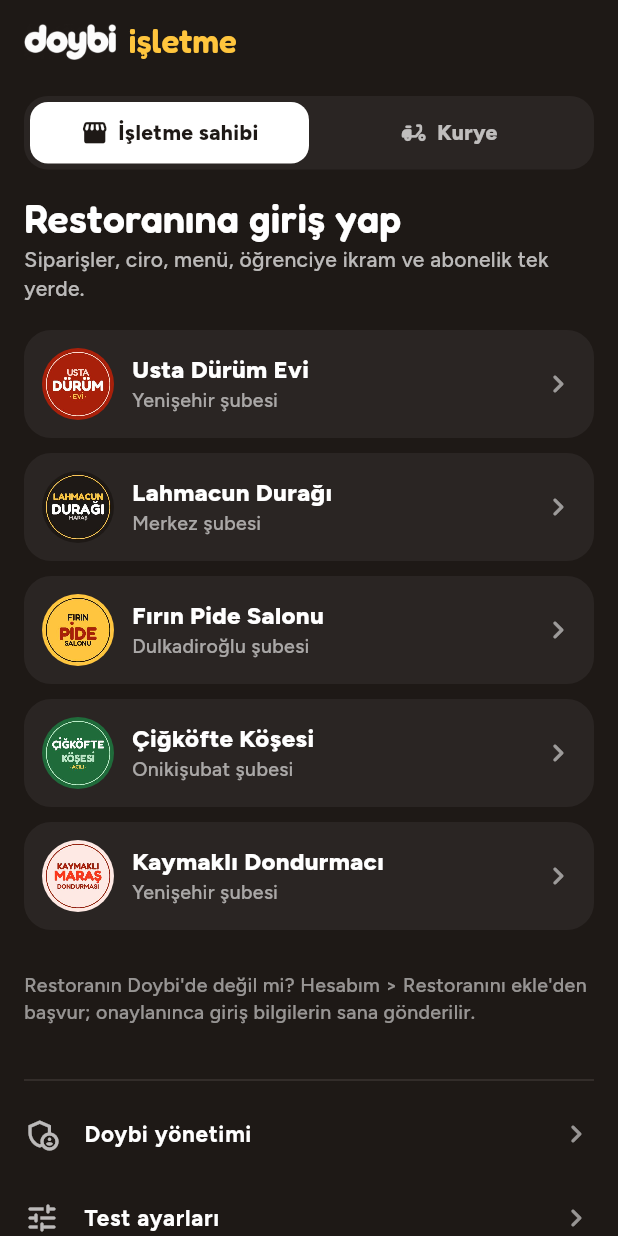
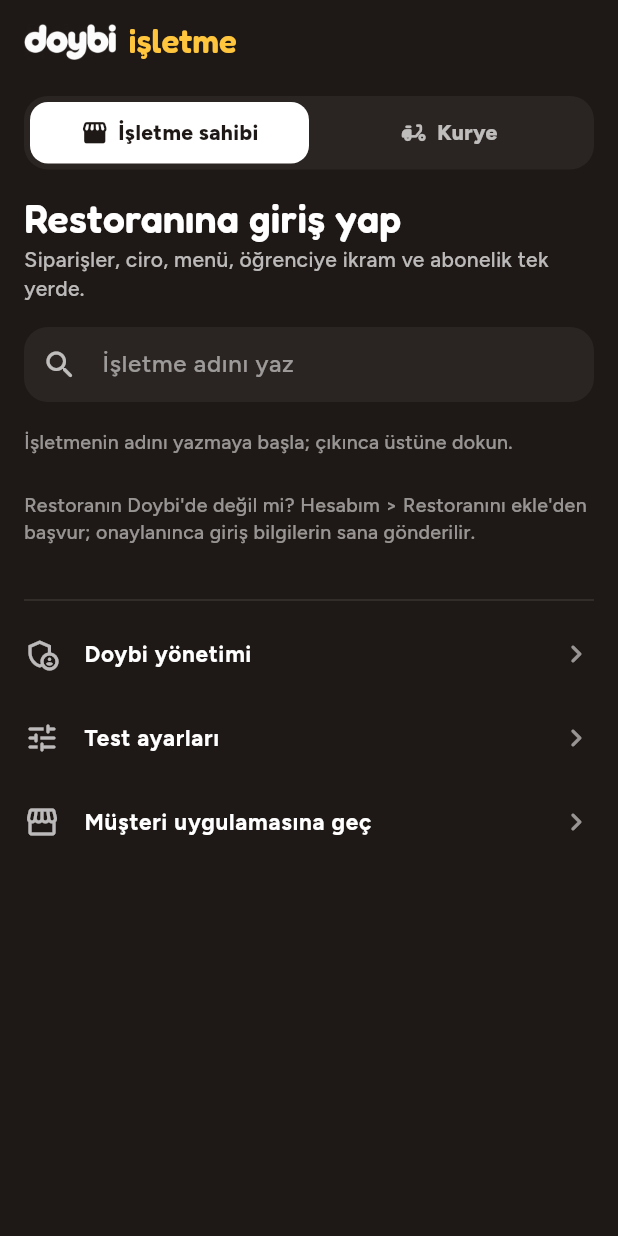
Before and after one commit to cankara46464646-eng/Doybi, a Flutter app: the PartnerEntryScreen screen opened directly, on a phone screen of 412 x 824 dp. Run offline on Flutter 3.47's test engine with Material 3 defaults, Android fonts, the phone set to English and light mode, and no system bars; our stand-ins replace audioplayers, flutter_map, geolocator, image_picker, latlong2, qr_flutter and 2 more; missing offline and left inert: mobile_scanner; accounts and stored records are empty.

Commit message:
İşletme girişinde liste yerine işletme arama
- En üstte arama kutusu; yazınca eşleşen işletmeler çıkar (Türkçe harfsiz yazınca da bulur)
- Uzun listede aşağı kaydırma derdi kalmaz

Co-Authored-By: Claude Opus 5.5 <noreply@anthropic.com>
Claude-Session: https://claude.ai/code/session_01KybL2GwJ9n7Rcow3hZ5yWu

```diff
--- a/lib/screens/partner.dart
+++ b/lib/screens/partner.dart
@@ -32,8 +32,26 @@ class PartnerEntryScreen extends StatefulWidget {
 
 class _PartnerEntryScreenState extends State<PartnerEntryScreen> {
   bool _courier = false;
+  final _q = TextEditingController();
 
   bool get root => widget.root;
+
+  @override
+  void dispose() {
+    _q.dispose();
+    super.dispose();
+  }
+
+  /// Arama için sadeleştirir: küçük harf, Türkçe harfler düz ("Çiğköfte" = "cigkofte").
+  static String _norm(String v) {
+    const map = {'ç': 'c', 'ğ': 'g', 'ı': 'i', 'ö': 'o', 'ş': 's', 'ü': 'u', 'â': 'a', 'î': 'i', 'û': 'u'};
+    final low = trLower(v);
+    final b = StringBuffer();
+    for (final ch in low.split('')) {
+      b.write(map[ch] ?? ch);
+    }
+    return b.toString();
+  }
 
   void _enterCourier(BuildContext context, Restaurant r) {
     if (r.couriers.isEmpty) {
@@ -61,6 +79,8 @@ class _PartnerEntryScreenState extends State<PartnerEntryScreen> {
   @override
   Widget build(BuildContext context) {
     final s = AppScope.of(context);
+    final q = _norm(_q.text.trim());
+    final hits = q.isEmpty ? <Restaurant>[] : s.restaurants.where((r) => _norm('${r.name} ${r.branch}').contains(q)).take(8).toList();
     return Scaffold(
       backgroundColor: C.ink,
       appBar: AppBar(
@@ -86,8 +106,42 @@ class _PartnerEntryScreenState extends State<PartnerEntryScreen> {
                 : 'Siparişler, ciro, menü, öğrenciye ikram ve abonelik tek yerde.',
             style: body(14, color: Colors.white70),
           ),
-          const SizedBox(height: 18),
-          for (final r in s.restaurants)
+          const SizedBox(height: 16),
+          TextField(
+            controller: _q,
+            onChanged: (_) => setState(() {}),
+            textInputAction: TextInputAction.search,
+            style: body(16, color: Colors.white, weight: FontWeight.w600),
+            cursorColor: C.saffron,
+            decoration: InputDecoration(
+              hintText: 'İşletme adını yaz',
+              hintStyle: body(16, color: Colors.white54),
+              filled: true,
+              fillColor: const Color(0xFF2A2523),
+              prefixIcon: const Icon(Icons.search_rounded, color: Colors.white70),
+              suffixIcon: _q.text.isEmpty
+                  ? null
+                  : IconButton(
+                      tooltip: 'Temizle',
+                      onPressed: () => setState(_q.clear),
+                      icon: const Icon(Icons.close_rounded, color: Colors.white70),
+                    ),
+              enabledBorder: OutlineInputBorder(borderRadius: BorderRadius.circular(16), borderSide: BorderSide.none),
+              focusedBorder: OutlineInputBorder(borderRadius: BorderRadius.circular(16), borderSide: const BorderSide(color: C.saffron, width: 1.5)),
+            ),
+          ),
+          const SizedBox(height: 12),
+          if (q.isEmpty)
+            Padding(
+              padding: const EdgeInsets.symmetric(vertical: 6),
+              child: Text('İşletmenin adını yazmaya başla; çıkınca üstüne dokun.', style: body(13, color: Colors.white54)),
+            )
+          else if (hits.isEmpty)
+            Padding(
+              padding: const EdgeInsets.symmetric(vertical: 6),
+              child: Text('Bu adla kayıtlı işletme bulunamadı.', style: body(13, color: Colors.white54)),
+            ),
+          for (final r in hits)
             Padding(
               padding: const EdgeInsets.only(bottom: 10),
               child: Material(
```
